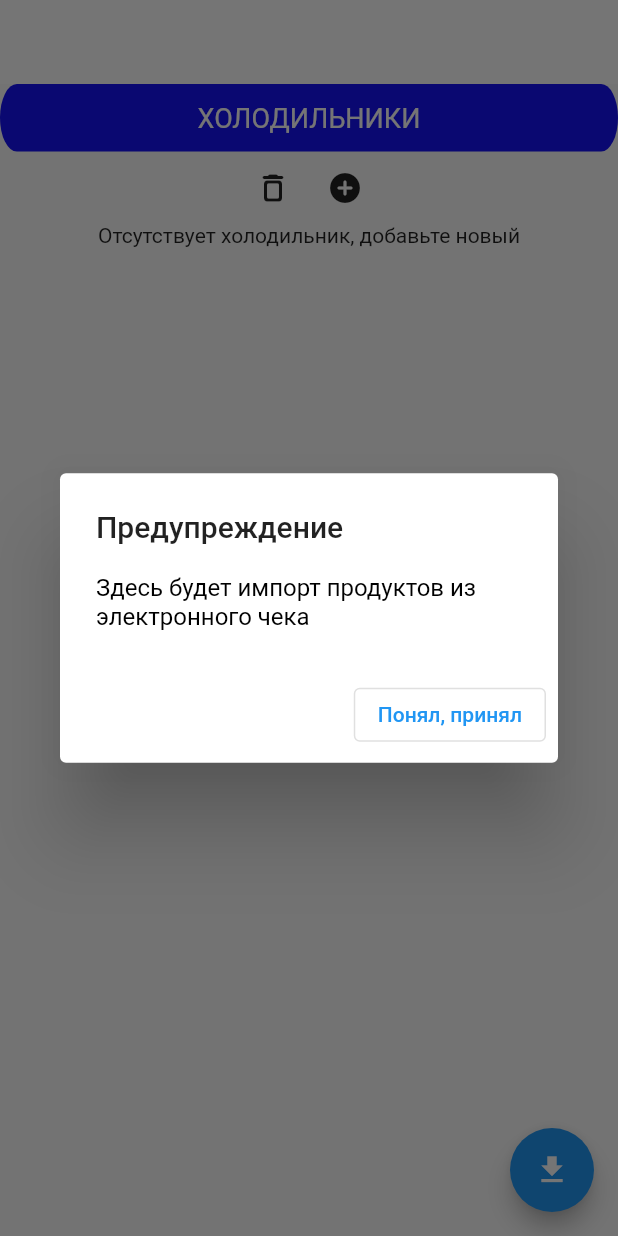
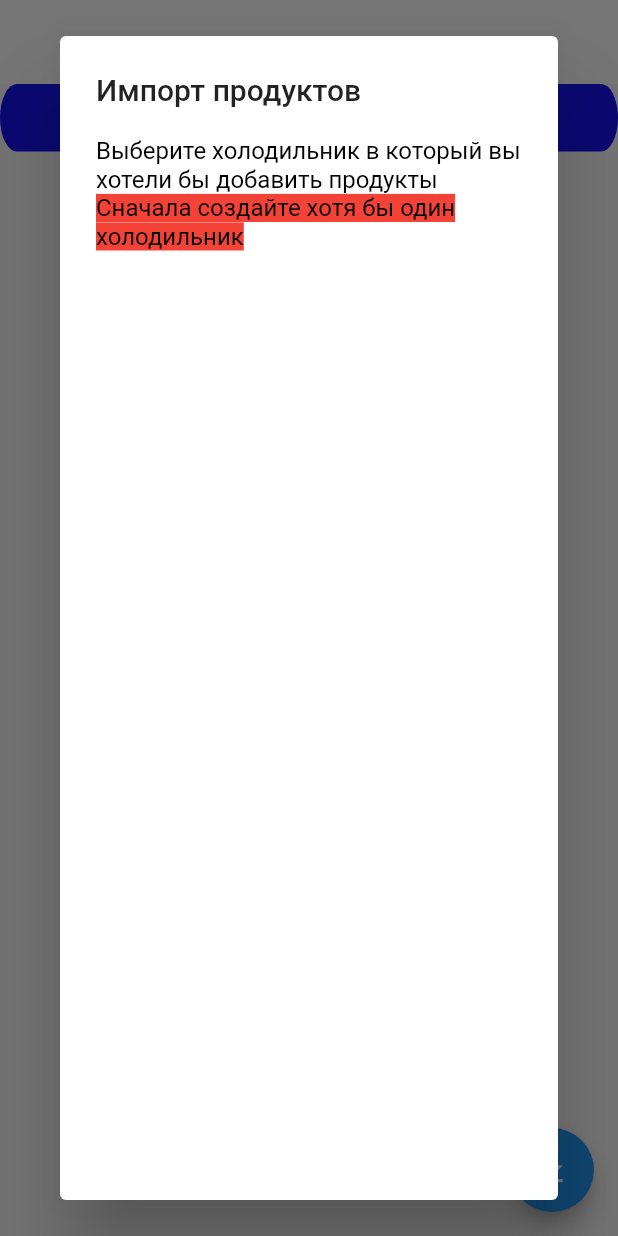
Before and after one commit to dfasaAZ/refrigerator, a Flutter app: the screen it shows after launch, after a tap on the "download" icon, on a phone screen of 412 x 824 dp. Run offline on Flutter 3.47's test engine with Material 2 defaults, Android fonts, the phone set to English and light mode, and no system bars; our stand-ins replace file_picker, flutter_local_notifications, rxdart, sqflite, timezone; missing offline and left inert: dart:ffi, receive_sharing_intent; accounts and stored records are empty.

Commit message:
Добавлен импорт с главной страницы обработка исключений при загрузке файлов

```diff
--- a/lib/main.dart
+++ b/lib/main.dart
@@ -9,6 +9,8 @@ import 'package:refrigerator/pages/fridge.dart';
 import 'package:refrigerator/pages/productedit.dart';
 import 'package:refrigerator/notifications/local_notifications.dart';
 import 'package:refrigerator/pages/jsonimport.dart';
+import 'package:receive_sharing_intent/receive_sharing_intent.dart';
+import 'dart:async';
 
 void main() {
   runApp(const MyApp());
@@ -38,8 +40,59 @@ class Design {
       borderRadius: BorderRadius.all(Radius.elliptical(50, 100)));
 }
 
-class MyApp extends StatelessWidget {
+class MyApp extends StatefulWidget {
   const MyApp({super.key});
+
+  @override
+  State<MyApp> createState() => _MyAppState();
+}
+
+class _MyAppState extends State<MyApp> {
+  // late StreamSubscription _intentDataStreamSubscription;
+  // List<SharedMediaFile>? _sharedFiles;
+  // String? _sharedText;
+  @override
+  void initState() {
+    super.initState();
+    // TODO: Сделать поддержку импорта файлов и текста параллельно, начать с этого https://muetsch.io/how-to-receive-sharing-intents-in-flutter.html
+    // // For sharing images coming from outside the app while the app is in the memory
+    // _intentDataStreamSubscription = ReceiveSharingIntent.getMediaStream()
+    //     .listen((List<SharedMediaFile> value) {
+    //   setState(() {
+    //     _sharedFiles = value;
+    //     print("Shared:" + (_sharedFiles?.map((f) => f.path).join(",") ?? ""));
+    //   });
+    // }, onError: (err) {
+    //   print("getIntentDataStream error: $err");
+    // });
+
+    // // For sharing images coming from outside the app while the app is closed
+    // ReceiveSharingIntent.getInitialMedia().then((List<SharedMediaFile> value) {
+    //   setState(() {
+    //     _sharedFiles = value;
+    //     print("Shared:" + (_sharedFiles?.map((f) => f.path).join(",") ?? ""));
+    //   });
+    // });
+
+    // // For sharing or opening urls/text coming from outside the app while the app is in the memory
+    // _intentDataStreamSubscription =
+    //     ReceiveSharingIntent.getTextStream().listen((String value) {
+    //   setState(() {
+    //     _sharedText = value;
+    //     print("Shared: $_sharedText");
+    //   });
+    // }, onError: (err) {
+    //   print("getLinkStream error: $err");
+    // });
+
+    // // For sharing or opening urls/text coming from outside the app while the app is closed
+    // ReceiveSharingIntent.getInitialText().then((String? value) {
+    //   setState(() {
+    //     _sharedText = value;
+    //     print("Shared: $_sharedText");
+    //   });
+    // });
+  }
 
   // This widget is the root of your application.
   @override
@@ -190,6 +243,7 @@ class _MyHomePageState extends State<MyHomePage> {
     setState(() => isLoading = true);
     fridges = await Mydb.instance.readAllFridges();
     _selected = {for (var item in fridges) item.id!: false};
+    fillFridgeList();
     setState(() {
       isLoading = false;
     });
@@ -211,21 +265,67 @@ class _MyHomePageState extends State<MyHomePage> {
     // setState() {}
   }
 
-  void _showWIP() {
+  List<DropdownMenuItem<String>> fridgeList = [];
+  void fillFridgeList() {
+    fridgeList = [];
+    if (fridges.isNotEmpty) selectedFridge = fridges.first.id!.toString();
+    for (var element in fridges) {
+      fridgeList.add(DropdownMenuItem(
+        value: element.id.toString(),
+        child: Text(
+          element.fridgeName,
+          style: TextStyle(color: Colors.black),
+        ),
+      ));
+    }
+  }
+
+  late var selectedFridge;
+
+  void _importDialog() {
     showDialog(
       context: context,
       builder: (BuildContext context) {
         return AlertDialog(
-          title: const Text("Предупреждение"),
-          content: const Text(
-            "Здесь будет импорт продуктов из электронного чека",
+          title: const Text("Импорт продуктов"),
+          content:
+              StatefulBuilder(// You need this, notice the parameters below:
+                  builder: (BuildContext context, StateSetter setState) {
+            return Column(
+              children: [
+                Center(
+                  child: const Text(
+                    "Выберите холодильник в который вы хотели бы добавить продукты",
                     style: TextStyle(color: Colors.black),
                   ),
+                ),
+                fridges.isEmpty
+                    ? Text(
+                        "Сначала создайте хотя бы один холодильник",
+                        style: TextStyle(
+                            color: Colors.black, backgroundColor: Colors.red),
+                      )
+                    : DropdownButton(
+                        value: selectedFridge,
+                        //value: fridges.firstWhere((element) => element.id == selectedFridge).fridgeName as String,
+                        items: fridgeList,
+                        onChanged: (item) {
+                          setState(() {
+                            selectedFridge = item;
+                          });
+                        },
+                      )
+              ],
+            );
+          }),
           actions: <Widget>[
+            if (fridges.isNotEmpty)
               OutlinedButton(
-              child: const Text("Понял, принял"),
+                child: const Text("Выбрать файл"),
                 onPressed: () {
-                Navigator.of(context).pop();
+                  Navigator.pushNamed(context, '/fridge/jsonimport',
+                          arguments: int.parse(selectedFridge))
+                      .then((value) => Navigator.of(context).pop());
                 },
               ),
           ],
@@ -378,7 +478,7 @@ class _MyHomePageState extends State<MyHomePage> {
         ],
       ),
       floatingActionButton: FloatingActionButton(
-        onPressed: _showWIP,
+        onPressed: _importDialog,
         tooltip: 'Импорт продуктов',
         child: const Icon(Icons.download),
       ),
--- a/lib/pages/jsonimport.dart
+++ b/lib/pages/jsonimport.dart
@@ -8,6 +8,7 @@ import 'package:refrigerator/pages/productedit.dart';
 import 'package:file_picker/file_picker.dart';
 import 'dart:io';
 import 'package:refrigerator/model/productmodel.dart';
+import 'package:receive_sharing_intent/receive_sharing_intent.dart';
 
 class JsonImportPage extends StatefulWidget {
   final int args;
@@ -20,10 +21,12 @@ class _JsonImportPageState extends State<JsonImportPage> {
   // late File file;
   late List products = [];
   Map<String, dynamic>? JsonText;
+  List<SharedMediaFile>? outsideFile;
   Map<String, bool> _selected = {}; //коды выбранных элементов в списке
   @override
   void initState() {
     //refreshJsonImportPage(widget.args);
+
     _openFile();
 
     super.initState();
@@ -41,17 +44,23 @@ class _JsonImportPageState extends State<JsonImportPage> {
       JsonText = jsonDecode(await file.readAsString());
     } catch (e) {
       Navigator.pop(context);
+      throw Exception("Ошибка чтения файла");
       return;
-      throw Exception("Ошибка чтения файла");
     }
     if (JsonText != null) {
       setState(() {
-        products = JsonText?["items"];
+        try {
+          products = JsonText?["items"];
+        } catch (e) {
+          Navigator.pop(context);
+          return;
+          throw Exception("Отстутствует список продуктов");
+        }
         _selected = {for (var item in products) item["name"]: false};
       });
     }
 
-    print(JsonText);
+    // print(JsonText);
   }
 
   void _onSelect(bool value, String name) {
--- a/pubspec.yaml
+++ b/pubspec.yaml
@@ -17,7 +17,7 @@ publish_to: 'none' # Remove this line if you wish to publish to pub.dev
 # https://developer.apple.com/library/archive/documentation/General/Reference/InfoPlistKeyReference/Articles/CoreFoundationKeys.html
 # In Windows, build-name is used as the major, minor, and patch parts
 # of the product and file versions while build-number is used as the build suffix.
-version: 0.0.3+1
+version: 1.0.2+1
 
 environment:
   sdk: '>=2.18.2 <3.0.0'
@@ -42,6 +42,7 @@ dependencies:
   timezone: ^0.9.0
   rxdart: ^0.27.4
   file_picker: ^5.2.3
+  receive_sharing_intent: ^1.4.5
 
 dev_dependencies:
   flutter_test:
```
Also changed, not shown: pubspec.lock, 2 other files. Lines whose indentation alone changed are shown as unchanged.
